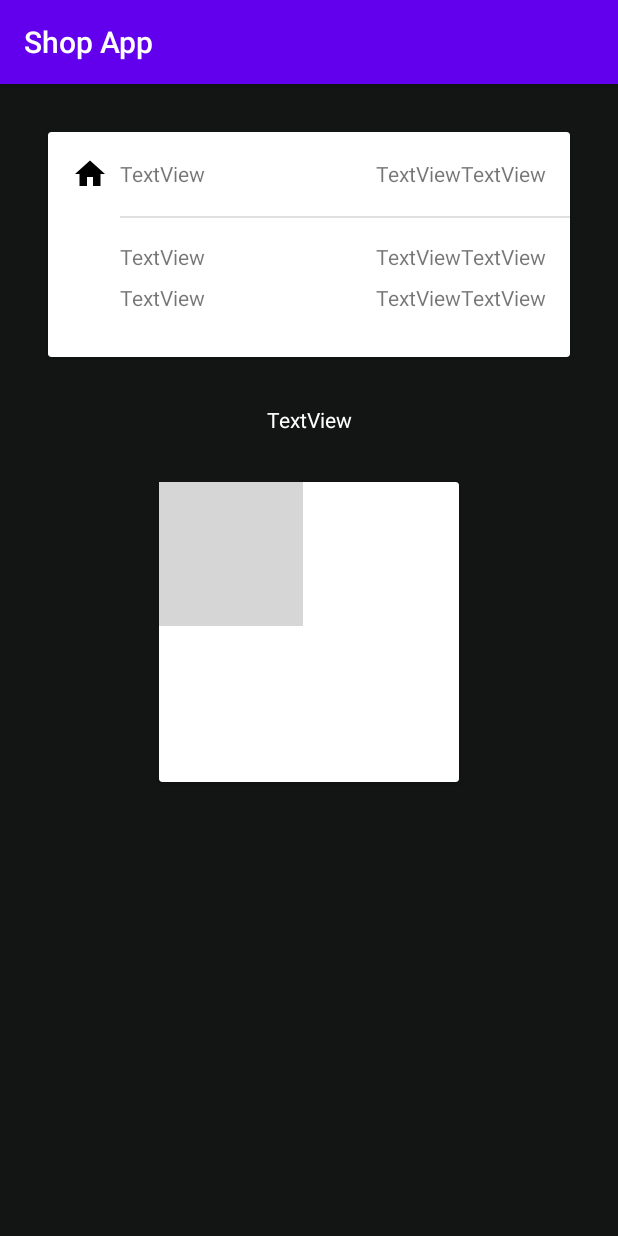
After one commit to micoinfante/tsumugiya, an Android app: the CustomerQRCodeActivity screen opened directly, with no data from a screen before it, on a phone screen of 412 x 824 dp. The commit adds this screen. Run offline under Robolectric (Android 15) with nearby library versions, the phone set to English and light mode, and no system bars; grey boxes are pictures that could not be loaded.

Commit message:
Added QRCode tab for transferring and redeeming coupons. Added Tab Section for store list.

```diff
--- a/app/build.gradle
+++ b/app/build.gradle
@@ -15,7 +15,7 @@ android {
         versionName "1.0"
         multiDexEnabled true
         testInstrumentationRunner "androidx.test.runner.AndroidJUnitRunner"
-
+        android.defaultConfig.vectorDrawables.useSupportLibrary = true
     }
 
     buildTypes {
--- /dev/null
+++ b/app/src/main/java/com/ortech/shopapp/CustomerQRCodeActivity.kt
@@ -0,0 +1,12 @@
+package com.ortech.shopapp
+
+import androidx.appcompat.app.AppCompatActivity
+import android.os.Bundle
+
+class CustomerQRCodeActivity : AppCompatActivity() {
+
+    override fun onCreate(savedInstanceState: Bundle?) {
+        super.onCreate(savedInstanceState)
+        setContentView(R.layout.activity_customer_qr_code)
+    }
+}
--- /dev/null
+++ b/app/src/main/res/layout/activity_customer_qr_code.xml
@@ -0,0 +1,165 @@
+<?xml version="1.0" encoding="utf-8"?>
+<androidx.constraintlayout.widget.ConstraintLayout xmlns:android="http://schemas.android.com/apk/res/android"
+    xmlns:app="http://schemas.android.com/apk/res-auto"
+    xmlns:tools="http://schemas.android.com/tools"
+    android:layout_width="match_parent"
+    android:layout_height="match_parent"
+    android:background="#121514"
+    tools:context=".CustomerQRCodeActivity">
+
+    <TextView
+        android:id="@+id/textView23"
+        android:layout_width="wrap_content"
+        android:layout_height="wrap_content"
+        android:layout_marginTop="32dp"
+        android:gravity="center"
+        android:text="TextView"
+        android:textColor="#FFFFFF"
+        app:layout_constraintEnd_toEndOf="parent"
+        app:layout_constraintHorizontal_bias="0.5"
+        app:layout_constraintStart_toStartOf="parent"
+        app:layout_constraintTop_toBottomOf="@+id/cardViewPoints"
+        tools:text="Lorem Ipsum Dolor\nSomething" />
+
+    <androidx.cardview.widget.CardView
+        android:id="@+id/cardViewPoints"
+        android:layout_width="0dp"
+        android:layout_height="150dp"
+        android:layout_marginStart="32dp"
+        android:layout_marginLeft="32dp"
+        android:layout_marginTop="32dp"
+        android:layout_marginEnd="32dp"
+        android:layout_marginRight="32dp"
+        app:layout_constraintEnd_toEndOf="parent"
+        app:layout_constraintStart_toStartOf="parent"
+        app:layout_constraintTop_toTopOf="parent">
+
+        <androidx.constraintlayout.widget.ConstraintLayout
+            android:layout_width="match_parent"
+            android:layout_height="match_parent">
+
+            <TextView
+                android:id="@+id/textView21"
+                android:layout_width="wrap_content"
+                android:layout_height="wrap_content"
+                android:text="TextView"
+                app:layout_constraintEnd_toStartOf="@+id/textView19"
+                app:layout_constraintTop_toTopOf="@+id/textView19"
+                tools:text="0" />
+
+            <TextView
+                android:id="@+id/textView20"
+                android:layout_width="wrap_content"
+                android:layout_height="wrap_content"
+                android:text="TextView"
+                app:layout_constraintEnd_toStartOf="@+id/textView18"
+                app:layout_constraintTop_toTopOf="@+id/textView18"
+                tools:text="0" />
+
+            <TextView
+                android:id="@+id/textView19"
+                android:layout_width="wrap_content"
+                android:layout_height="wrap_content"
+                android:text="TextView"
+                app:layout_constraintEnd_toEndOf="@+id/textView18"
+                app:layout_constraintTop_toTopOf="@+id/textView17" />
+
+            <TextView
+                android:id="@+id/textView18"
+                android:layout_width="wrap_content"
+                android:layout_height="wrap_content"
+                android:text="TextView"
+                app:layout_constraintEnd_toEndOf="@+id/textView14"
+                app:layout_constraintTop_toTopOf="@+id/textView16" />
+
+            <TextView
+                android:id="@+id/textView17"
+                android:layout_width="wrap_content"
+                android:layout_height="wrap_content"
+                android:layout_marginTop="8dp"
+                android:text="TextView"
+                app:layout_constraintStart_toStartOf="@+id/textView12"
+                app:layout_constraintTop_toBottomOf="@+id/textView16" />
+
+            <TextView
+                android:id="@+id/textView16"
+                android:layout_width="wrap_content"
+                android:layout_height="wrap_content"
+                android:layout_marginTop="16dp"
+                android:text="TextView"
+                app:layout_constraintStart_toStartOf="@+id/textView12"
+                app:layout_constraintTop_toBottomOf="@+id/divider" />
+
+            <TextView
+                android:id="@+id/textView13"
+                android:layout_width="wrap_content"
+                android:layout_height="wrap_content"
+                android:text="TextView"
+                app:layout_constraintEnd_toStartOf="@+id/textView14"
+                app:layout_constraintTop_toTopOf="@+id/textView14"
+                tools:text="0" />
+
+            <TextView
+                android:id="@+id/textView14"
+                android:layout_width="wrap_content"
+                android:layout_height="wrap_content"
+                android:layout_marginTop="18dp"
+                android:layout_marginEnd="16dp"
+                android:layout_marginRight="16dp"
+                android:text="TextView"
+                app:layout_constraintEnd_toEndOf="parent"
+                app:layout_constraintTop_toTopOf="parent" />
+
+            <TextView
+                android:id="@+id/textView12"
+                android:layout_width="wrap_content"
+                android:layout_height="wrap_content"
+                android:layout_marginStart="8dp"
+                android:layout_marginLeft="8dp"
+                android:layout_marginTop="18dp"
+                android:text="TextView"
+                app:layout_constraintStart_toEndOf="@+id/imageView7"
+                app:layout_constraintTop_toTopOf="parent" />
+
+            <View
+                android:id="@+id/divider"
+                android:layout_width="0dp"
+                android:layout_height="1dp"
+                android:layout_marginTop="16dp"
+                android:background="?android:attr/listDivider"
+                app:layout_constraintEnd_toEndOf="parent"
+                app:layout_constraintStart_toStartOf="@+id/textView12"
+                app:layout_constraintTop_toBottomOf="@+id/imageView7" />
+
+            <ImageView
+                android:id="@+id/imageView7"
+                android:layout_width="wrap_content"
+                android:layout_height="wrap_content"
+                android:layout_marginStart="16dp"
+                android:layout_marginLeft="16dp"
+                android:layout_marginTop="16dp"
+                app:layout_constraintStart_toStartOf="parent"
+                app:layout_constraintTop_toTopOf="parent"
+                app:srcCompat="@drawable/ic_home_black_24dp" />
+
+        </androidx.constraintlayout.widget.ConstraintLayout>
+    </androidx.cardview.widget.CardView>
+
+    <androidx.cardview.widget.CardView
+        android:id="@+id/cardViewQRCode"
+        android:layout_width="200dp"
+        android:layout_height="200dp"
+        android:layout_marginTop="32dp"
+        app:layout_constraintEnd_toEndOf="parent"
+        app:layout_constraintHorizontal_bias="0.5"
+        app:layout_constraintStart_toStartOf="parent"
+        app:layout_constraintTop_toBottomOf="@+id/textView23" >
+
+        <ImageView
+            android:id="@+id/imageView9"
+            android:layout_width="wrap_content"
+            android:layout_height="wrap_content"
+            app:srcCompat="@drawable/test_qrcode" />
+    </androidx.cardview.widget.CardView>
+
+</androidx.constraintlayout.widget.ConstraintLayout>
--- a/app/src/main/res/values/strings.xml
+++ b/app/src/main/res/values/strings.xml
@@ -16,4 +16,5 @@
     <string name="title_notifications">Notifications</string>
 
     <string name="home_second">Home Second</string>
+    <string name="title_activity_store_tab_list">StoreTabListActivity</string>
 </resources>
--- a/build.gradle
+++ b/build.gradle
@@ -1,13 +1,13 @@
 // Top-level build file where you can add configuration options common to all sub-projects/modules.
 buildscript {
-    ext.kotlin_version = "1.3.70"
+    ext.kotlin_version = "1.3.61"
     repositories {
         google()
         jcenter()
 
     }
     dependencies {
-        classpath "com.android.tools.build:gradle:4.0.0-beta01"
+        classpath "com.android.tools.build:gradle:3.6.1"
         classpath "org.jetbrains.kotlin:kotlin-gradle-plugin:$kotlin_version"
         classpath 'androidx.navigation:navigation-safe-args-gradle-plugin:2.2.1'
         classpath 'com.google.gms:google-services:4.3.3'
```
Also changed, not shown: app/src/main/AndroidManifest.xml (+17 -9 lines), app/src/main/java/com/ortech/shopapp/StoreTabListActivity.kt (added, +30 -0 lines), app/src/main/res/layout/activity_store_tab_list.xml (added, +44 -0 lines), app/src/main/res/layout/fragment_store_tab_list.xml (added, +23 -0 lines).
